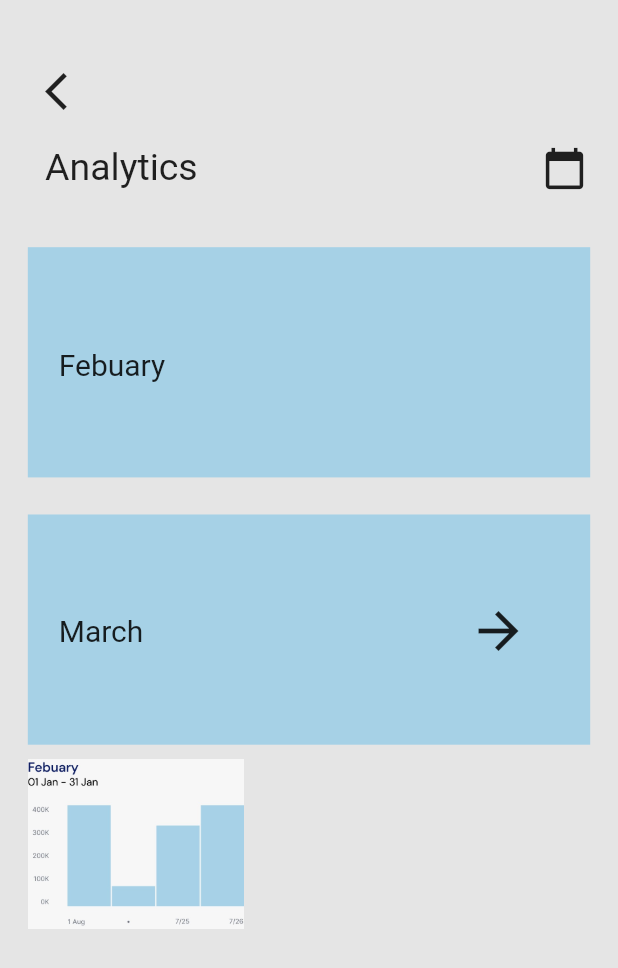
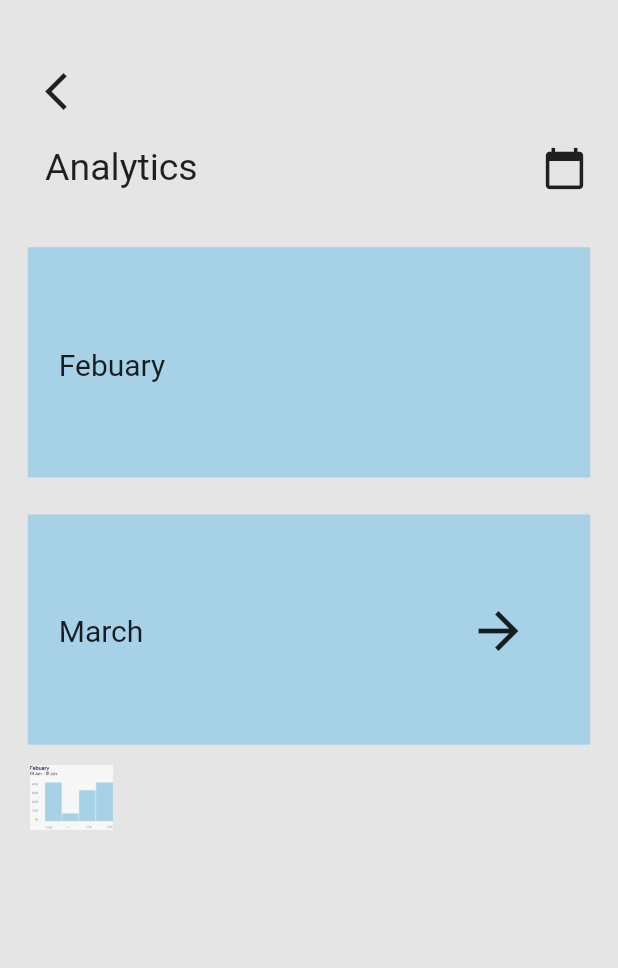
Before and after one commit to priyansh1211/4NerdyGuys, a Flutter app: the analyticsTwoPage screen opened directly, on a phone screen of 412 x 824 dp. Shown: the top 968 px of the screen. Run offline on Flutter 3.47's test engine with Material 2 defaults, Android fonts, the phone set to English and light mode, and no system bars; our stand-ins replace charts_flutter, dropdown_button2, flutter_otp_text_field, get, image_picker, logger and 2 more; missing offline and left inert: otp_timer_button; accounts and stored records are empty; Roboto replaces fonts that are missing (Opensas, Readxpro).

Commit message:
change by 173

```diff
--- a/lib/pages/analyticstwo.dart
+++ b/lib/pages/analyticstwo.dart
@@ -133,11 +133,11 @@ class _analyticsTwoPageState extends State<analyticsTwoPage>{
                         alignment: Alignment.centerLeft,
                         child: Image.asset(
                           'assets/images/febuary.jpeg',
-                          width: screensize.width * 0.35,
-                          height: screensize.height * 0.16,
+                          width: 55,
+                          height: 50,
                         ),
                         margin: EdgeInsets.only(
-                            left: screensize.width * 0.045),
+                            left: 20,top:10),
                         /*child: SubscriberChart(
                           data: data,
                         )*/
```
